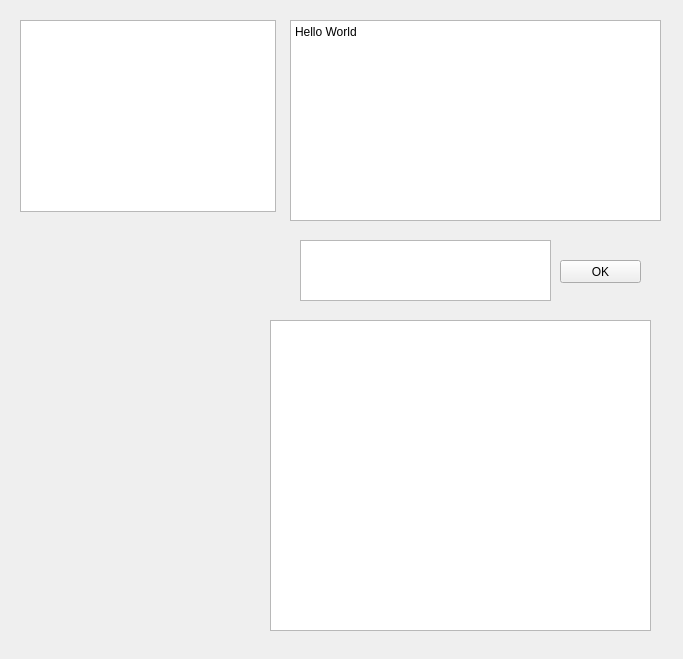
Old version of the form topjcdialog.ui in the repository chozabu/JumpingCube.
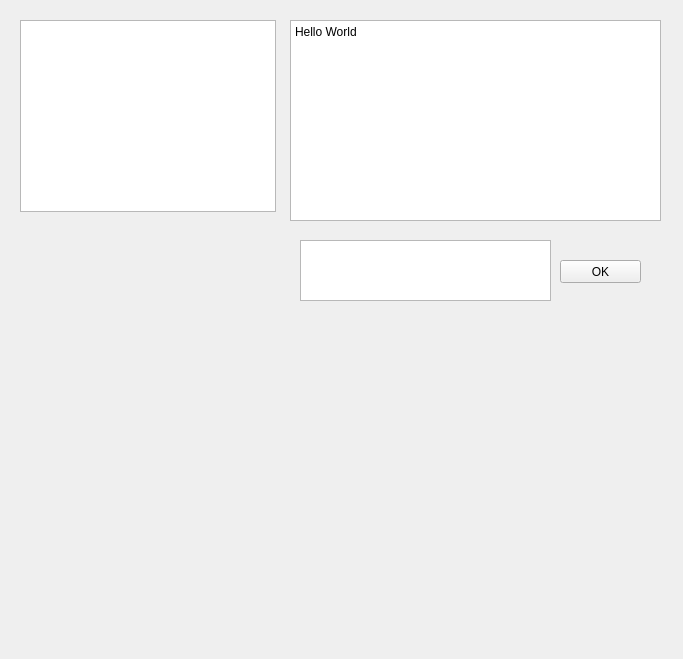
New version of the form. Custom widgets are drawn as their Qt base class.

The edit to the form file:
```diff
--- a/topjcdialog.ui
+++ b/topjcdialog.ui
@@ -16,9 +16,9 @@
   <widget class="PaintWidget" name="paintWidget" native="true">
    <property name="geometry">
     <rect>
-     <x>90</x>
-     <y>310</y>
-     <width>171</width>
+     <x>70</x>
+     <y>320</y>
+     <width>501</width>
      <height>321</height>
     </rect>
    </property>
@@ -73,16 +73,6 @@
     <string>OK</string>
    </property>
   </widget>
-  <widget class="QGraphicsView" name="drawingArea">
-   <property name="geometry">
-    <rect>
-     <x>270</x>
-     <y>320</y>
-     <width>381</width>
-     <height>311</height>
-    </rect>
-   </property>
-  </widget>
  </widget>
  <customwidgets>
   <customwidget>
```
